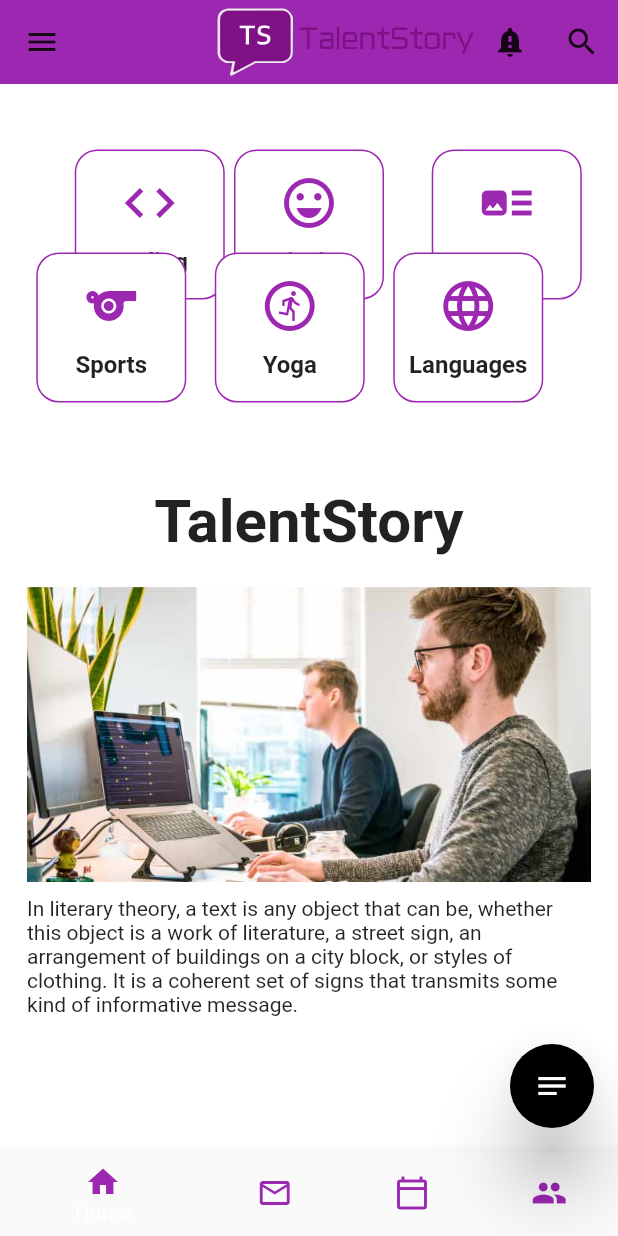
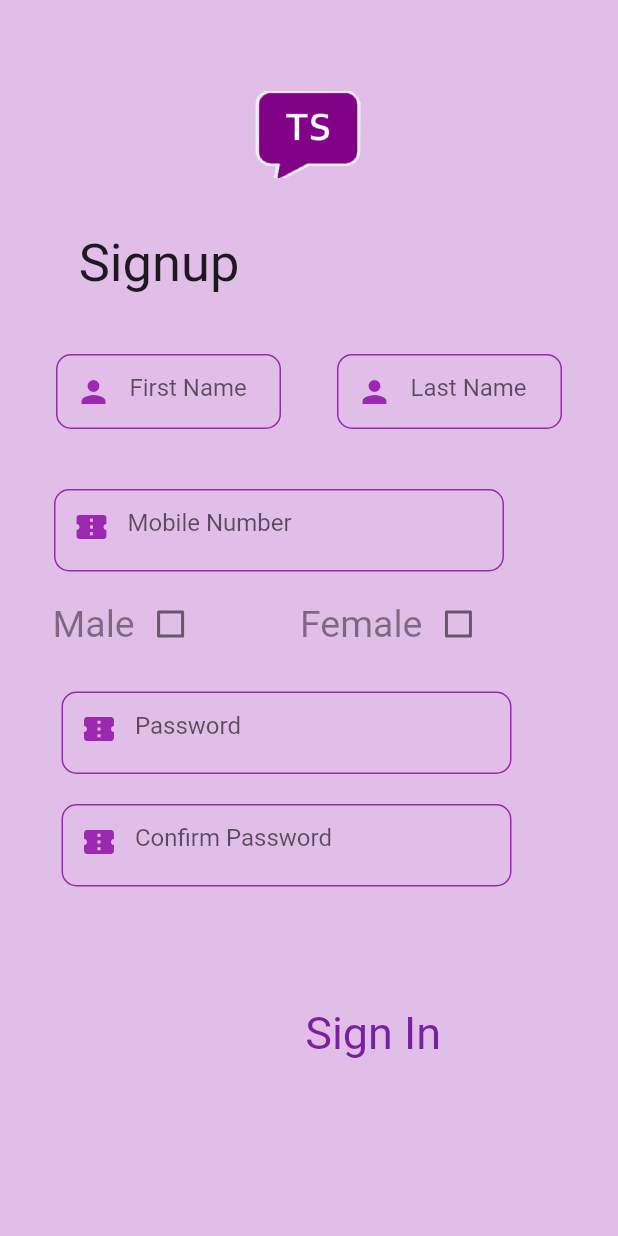
Before and after one commit to Arnab28122000/TalentStory, a Flutter app: the screen it shows after launch, on a phone screen of 412 x 824 dp. Run offline on Flutter 3.47's test engine with Material 2 defaults, Android fonts, the phone set to English and light mode, and no system bars; our stand-ins replace firebase_auth, firebase_core, google_fonts, pinput, splashscreen; missing offline and left inert: flutter_multiselect; accounts and stored records are empty.

Commit message:
Adding the signup page

```diff
--- /dev/null
+++ b/lib/Screens/Signup.dart
@@ -0,0 +1,262 @@
+import 'package:flutter/material.dart';
+import 'package:google_fonts/google_fonts.dart';
+
+class Sign1 extends StatefulWidget {
+  @override
+  _Sign1State createState() => _Sign1State();
+}
+
+class _Sign1State extends State<Sign1> {
+  bool _rememberMe = false;
+  bool _rememberMe1 = false;
+  TextEditingController _controller = TextEditingController();
+  @override
+  Widget build(BuildContext context) {
+    final height = MediaQuery.of(context).size.height;
+    final width = MediaQuery.of(context).size.width;
+    return Scaffold(
+      body: Container(
+        width: width,
+        height: height,
+        decoration: BoxDecoration(
+          color: Colors.purple.shade100,
+          // gradient: LinearGradient(
+          //     begin: Alignment.centerRight,
+          //     end: Alignment(-1.0, 1.0),
+          //  colors: [Colors.purple.shade400, Colors.purple.shade300])),
+        ),
+        child: Column(
+          mainAxisAlignment: MainAxisAlignment.start,
+          children: [
+            Padding(
+              padding: const EdgeInsets.only(top: 50.0),
+              child: Image.asset(
+                'Assets/Pics/logo1.png',
+                width: 80,
+                height: 80,
+              ),
+            ),
+            SizedBox(
+              height: 5,
+            ),
+            Padding(
+              padding: const EdgeInsets.only(right: 200.0, top: 20),
+              child: Text(
+                'Signup',
+                style:
+                    GoogleFonts.fredokaOne(color: Colors.black87, fontSize: 35),
+              ),
+            ),
+            SizedBox(
+              height: 40,
+            ),
+            name(),
+          ],
+        ),
+      ),
+    );
+  }
+
+  Widget name() {
+    return Column(
+      //mainAxisAlignment: MainAxisAlignment.start,
+      children: [
+        Row(
+          mainAxisAlignment: MainAxisAlignment.spaceEvenly,
+          children: [
+            Container(
+              width: 150,
+              height: 50,
+              child: TextField(
+                textDirection: TextDirection.ltr,
+                keyboardType: TextInputType.name,
+                decoration: InputDecoration(
+                  hintText: 'First Name',
+                  border: InputBorder.none,
+                  prefixIcon: Icon(
+                    Icons.person,
+                    color: Colors.purple,
+                  ),
+                ),
+                controller: _controller,
+              ),
+              decoration: BoxDecoration(
+                  borderRadius: BorderRadius.circular(10),
+                  border: Border.all(color: Colors.purple)),
+
+              //,
+            ),
+            Container(
+              width: 150,
+              height: 50,
+              child: TextField(
+                keyboardType: TextInputType.name,
+                decoration: InputDecoration(
+                  border: InputBorder.none,
+                  hintText: 'Last Name',
+                  prefixIcon: Icon(
+                    Icons.person,
+                    color: Colors.purple,
+                  ),
+                ),
+                controller: _controller,
+              ),
+              decoration: BoxDecoration(
+                  borderRadius: BorderRadius.circular(10),
+                  border: Border.all(color: Colors.purple)),
+
+              //,
+            ),
+          ],
+        ),
+        Padding(
+          padding: const EdgeInsets.only(top: 40.0, right: 40),
+          child: Container(
+            width: 300,
+            height: 55,
+            child: TextField(
+              keyboardType: TextInputType.number,
+              decoration: InputDecoration(
+                hintText: 'Mobile Number',
+                border: InputBorder.none,
+                prefixIcon: Icon(
+                  Icons.confirmation_number,
+                  color: Colors.purple,
+                ),
+              ),
+              controller: _controller,
+            ),
+            decoration: BoxDecoration(
+                borderRadius: BorderRadius.circular(10),
+                border: Border.all(color: Colors.purple)),
+
+            //,
+          ),
+        ),
+        Row(
+          // mainAxisAlignment: MainAxisAlignment.center,
+          children: [
+            Container(
+              width: 200,
+              height: 70,
+              child: Row(
+                children: [
+                  Padding(
+                    padding: const EdgeInsets.only(left: 35.0),
+                    child: Text('Male',
+                        style: GoogleFonts.fredokaOne(
+                            color: Colors.black45, fontSize: 25)),
+                  ),
+                  Checkbox(
+                    value: _rememberMe,
+                    activeColor: Colors.purple,
+                    checkColor: Colors.white,
+                    onChanged: (value) {
+                      setState(() {
+                        _rememberMe = value;
+                      });
+                    },
+                  )
+                ],
+              ),
+              // decoration:
+              //     BoxDecoration(border: Border.all(color: Colors.purple)),
+            ),
+            Container(
+              width: 200,
+              height: 70,
+              child: Row(
+                children: [
+                  Text('Female',
+                      style: GoogleFonts.fredokaOne(
+                          color: Colors.black45, fontSize: 25)),
+                  Checkbox(
+                    value: _rememberMe1,
+                    activeColor: Colors.purple,
+                    checkColor: Colors.white,
+                    onChanged: (value) {
+                      setState(() {
+                        _rememberMe1 = value;
+                      });
+                    },
+                  )
+                ],
+              ),
+              // decoration:
+              //     BoxDecoration(border: Border.all(color: Colors.purple)),
+            )
+          ],
+        ),
+        Padding(
+          padding: const EdgeInsets.only(top: 10.0, right: 30),
+          child: Container(
+            width: 300,
+            height: 55,
+            child: TextField(
+              keyboardType: TextInputType.visiblePassword,
+              decoration: InputDecoration(
+                hintText: 'Password',
+                border: InputBorder.none,
+                prefixIcon: Icon(
+                  Icons.confirmation_number,
+                  color: Colors.purple,
+                ),
+              ),
+              controller: _controller,
+            ),
+            decoration: BoxDecoration(
+                borderRadius: BorderRadius.circular(10),
+                border: Border.all(color: Colors.purple)),
+
+            //,
+          ),
+        ),
+        Padding(
+          padding: const EdgeInsets.only(top: 20.0, right: 30),
+          child: Container(
+            width: 300,
+            height: 55,
+            child: TextField(
+              keyboardType: TextInputType.visiblePassword,
+              decoration: InputDecoration(
+                hintText: 'Confirm Password',
+                border: InputBorder.none,
+                prefixIcon: Icon(
+                  Icons.confirmation_number,
+                  color: Colors.purple,
+                ),
+              ),
+              controller: _controller,
+            ),
+            decoration: BoxDecoration(
+                borderRadius: BorderRadius.circular(10),
+                border: Border.all(color: Colors.purple)),
+
+            //,
+          ),
+        ),
+        SizedBox(
+          height: 20,
+        ),
+        Padding(
+          padding: const EdgeInsets.only(left: 95.0, top: 60),
+          child: GestureDetector(
+            child: Container(
+              height: 40,
+              width: 100,
+              child: Text(
+                'Sign In ',
+                style: GoogleFonts.fredokaOne(
+                    color: Colors.purple.shade700, fontSize: 30),
+              ),
+              // decoration: BoxDecoration(
+              //     border: Border.all(color: Colors.purple),
+              //     borderRadius: BorderRadius.circular(10)),
+            ),
+            onTap: () {},
+          ),
+        )
+      ],
+    );
+  }
+}
--- a/lib/main.dart
+++ b/lib/main.dart
@@ -3,6 +3,7 @@ import 'package:TalentBook/RefScreens/Language.dart';
 import 'package:TalentBook/RefScreens/Second.dart';
 import 'package:TalentBook/Screen1.dart';
 import 'package:TalentBook/Screens/Login_Screen.dart';
+import 'package:TalentBook/Screens/Signup.dart';
 import 'package:TalentBook/Splash.dart';
 import 'package:TalentBook/homescreen.dart';
 import 'package:firebase_core/firebase_core.dart';
@@ -11,6 +12,10 @@ import 'package:flutter/material.dart';
 void main() async {
   WidgetsFlutterBinding.ensureInitialized();
   await Firebase.initializeApp();
-  runApp(new MaterialApp(home: splash()));
+
+  runApp(new MaterialApp(
+    home: Sign1(),
+    debugShowCheckedModeBanner: false,
+  ));
   // runApp(App());
 }
--- a/pubspec.yaml
+++ b/pubspec.yaml
@@ -33,6 +33,7 @@ dependencies:
   pinput: ^0.2.6
   flutter_multiselect: ^0.5.1
   splashscreen: ^1.3.5
+  google_fonts: ^1.1.1
 
 dev_dependencies:
   flutter_test:
@@ -57,6 +58,8 @@ flutter:
    - Assets/logos/logo.png
    - Assets/Pics/Girl.jpg
    - Assets/Pics/comb.jpg
+   - Assets/Pics/logo1.png
+   - Assets/Pics/computer-work.png
 
   fonts:
     - family: OpenSans
```
Also changed, not shown: Assets/Pics/computer-work.png (added), Assets/Pics/logo1.png (added), pubspec.lock.
